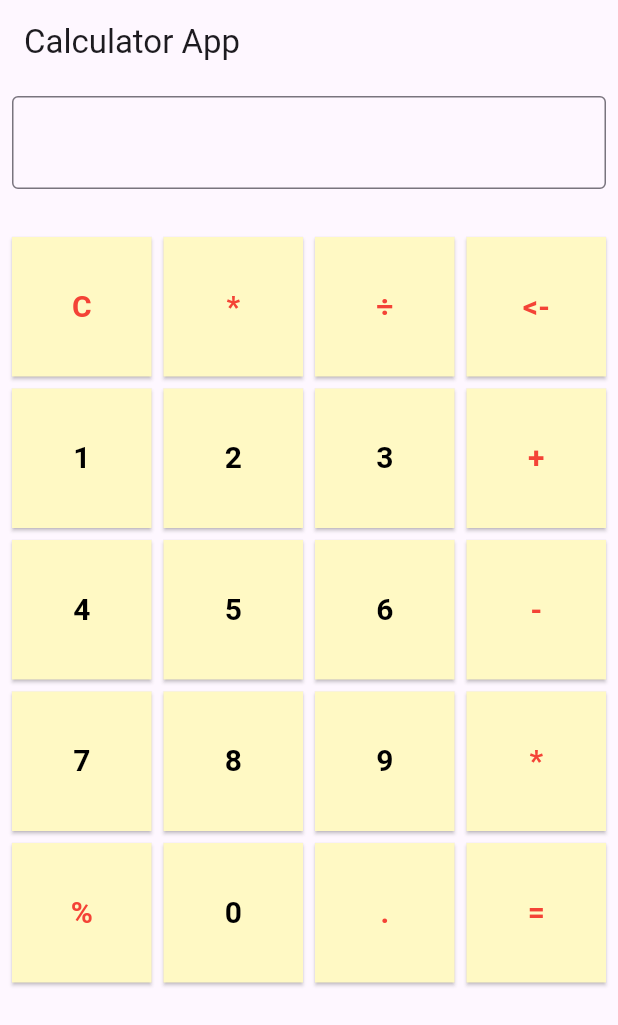
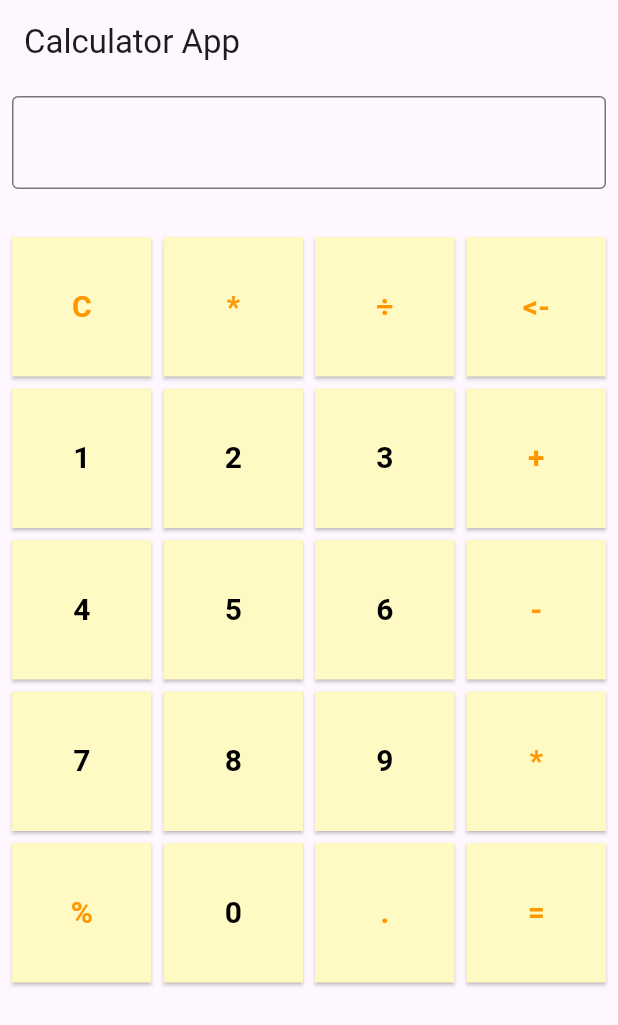
Before and after one commit to gole20/calculator_flutter_project, a Flutter app: the screen it shows after launch, on a phone screen of 412 x 824 dp. Shown: the top 1025 px of the screen. Run offline on Flutter 3.47's test engine with Material 3 defaults, Android fonts, the light colour scheme and no system bars.

Commit message:
second commit

```diff
--- a/lib/view/calculator_screen_view.dart
+++ b/lib/view/calculator_screen_view.dart
@@ -138,7 +138,7 @@ class _CalculatorScreenState extends State<CalculatorScreen> {
                           fontWeight: FontWeight.bold,
                           color: int.tryParse(lstSymbols[index]) != null
                               ? Colors.black
-                              : Colors.red,
+                              : Colors.orange,
                         ),
                       ),
                     );
```
